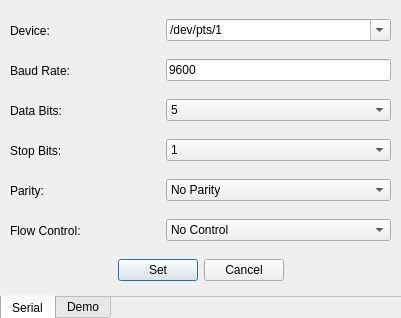
The window that FESS-GUI/commoninterfaceselector.ui (FIGS-FESS/FESSGUI) describes before a commit, drawn with Qt 5.
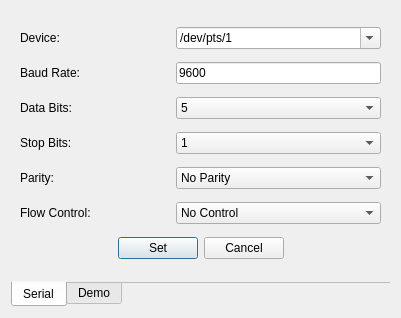
The same window after the commit. The open tabs and pages were chosen to show the change.

Commit message: Added layout parameters for dynamic resize, included time.h in passworddialog file, un-enabled the device display in options

What changed in the file:
```diff
--- a/FESS-GUI/commoninterfaceselector.ui
+++ b/FESS-GUI/commoninterfaceselector.ui
@@ -22,15 +22,9 @@
   <property name="modal">
    <bool>false</bool>
   </property>
+  <layout class="QHBoxLayout" name="horizontalLayout">
+   <item>
   <widget class="QTabWidget" name="interfaceSelectorTabs">
-   <property name="geometry">
-    <rect>
-     <x>0</x>
-     <y>0</y>
-     <width>401</width>
-     <height>321</height>
-    </rect>
-   </property>
    <property name="sizePolicy">
     <sizepolicy hsizetype="Expanding" vsizetype="Expanding">
      <horstretch>0</horstretch>
@@ -50,7 +44,7 @@
     <enum>QTabWidget::Rounded</enum>
    </property>
    <property name="currentIndex">
-    <number>0</number>
+      <number>1</number>
    </property>
    <property name="iconSize">
     <size>
@@ -77,15 +71,8 @@
     <attribute name="title">
      <string>Serial</string>
     </attribute>
-    <widget class="QWidget" name="horizontalLayoutWidget_2">
-     <property name="geometry">
-      <rect>
-       <x>10</x>
-       <y>10</y>
-       <width>381</width>
-       <height>41</height>
-      </rect>
-     </property>
+      <layout class="QVBoxLayout" name="verticalLayout">
+       <item>
      <layout class="QHBoxLayout" name="serialPortContainer">
       <item>
        <widget class="QLabel" name="serialPortLabel">
@@ -135,16 +122,8 @@
        </widget>
       </item>
      </layout>
-    </widget>
-    <widget class="QWidget" name="horizontalLayoutWidget_3">
-     <property name="geometry">
-      <rect>
-       <x>10</x>
-       <y>50</y>
-       <width>381</width>
-       <height>41</height>
-      </rect>
-     </property>
+       </item>
+       <item>
      <layout class="QHBoxLayout" name="serialBaudContainer">
       <item>
        <widget class="QLabel" name="serialBaudLabel">
@@ -185,68 +164,8 @@
        </widget>
       </item>
      </layout>
-    </widget>
-    <widget class="QWidget" name="horizontalLayoutWidget_6">
-     <property name="geometry">
-      <rect>
-       <x>10</x>
-       <y>250</y>
-       <width>381</width>
-       <height>41</height>
-      </rect>
-     </property>
-     <layout class="QHBoxLayout" name="serialButtonContainer">
-      <item>
-       <spacer name="leftButtonSpacer">
-        <property name="orientation">
-         <enum>Qt::Horizontal</enum>
-        </property>
-        <property name="sizeHint" stdset="0">
-         <size>
-          <width>40</width>
-          <height>20</height>
-         </size>
-        </property>
-       </spacer>
       </item>
       <item>
-       <widget class="QPushButton" name="serialButtonSet">
-        <property name="text">
-         <string>Set</string>
-        </property>
-       </widget>
-      </item>
-      <item>
-       <widget class="QPushButton" name="serialButtonCancel">
-        <property name="text">
-         <string>Cancel</string>
-        </property>
-       </widget>
-      </item>
-      <item>
-       <spacer name="rightButtonSpacer">
-        <property name="orientation">
-         <enum>Qt::Horizontal</enum>
-        </property>
-        <property name="sizeHint" stdset="0">
-         <size>
-          <width>40</width>
-          <height>20</height>
-         </size>
-        </property>
-       </spacer>
-      </item>
-     </layout>
-    </widget>
-    <widget class="QWidget" name="horizontalLayoutWidget_7">
-     <property name="geometry">
-      <rect>
-       <x>10</x>
-       <y>90</y>
-       <width>381</width>
-       <height>41</height>
-      </rect>
-     </property>
      <layout class="QHBoxLayout" name="serialDataContainer">
       <item>
        <widget class="QLabel" name="serialDataLabel">
@@ -282,7 +201,7 @@
          <enum>Qt::LeftToRight</enum>
         </property>
         <property name="currentText">
-         <string>8</string>
+            <string>5</string>
         </property>
         <property name="insertPolicy">
          <enum>QComboBox::NoInsert</enum>
@@ -313,16 +232,8 @@
        </widget>
       </item>
      </layout>
-    </widget>
-    <widget class="QWidget" name="horizontalLayoutWidget_8">
-     <property name="geometry">
-      <rect>
-       <x>10</x>
-       <y>130</y>
-       <width>381</width>
-       <height>41</height>
-      </rect>
-     </property>
+       </item>
+       <item>
      <layout class="QHBoxLayout" name="serialStopContainer">
       <item>
        <widget class="QLabel" name="serialStopLabel">
@@ -372,16 +283,8 @@
        </widget>
       </item>
      </layout>
-    </widget>
-    <widget class="QWidget" name="horizontalLayoutWidget_9">
-     <property name="geometry">
-      <rect>
-       <x>10</x>
-       <y>170</y>
-       <width>381</width>
-       <height>41</height>
-      </rect>
-     </property>
+       </item>
+       <item>
      <layout class="QHBoxLayout" name="serialParityContainer">
       <item>
        <widget class="QLabel" name="serialParityLabel">
@@ -431,16 +334,8 @@
        </widget>
       </item>
      </layout>
-    </widget>
-    <widget class="QWidget" name="horizontalLayoutWidget_10">
-     <property name="geometry">
-      <rect>
-       <x>10</x>
-       <y>210</y>
-       <width>381</width>
-       <height>41</height>
-      </rect>
-     </property>
+       </item>
+       <item>
      <layout class="QHBoxLayout" name="serialFlowContainer">
       <item>
        <widget class="QLabel" name="serialFlowLabel">
@@ -490,23 +385,61 @@
        </widget>
       </item>
      </layout>
-    </widget>
+       </item>
+       <item>
+        <layout class="QHBoxLayout" name="serialButtonContainer">
+         <item>
+          <spacer name="leftButtonSpacer">
+           <property name="orientation">
+            <enum>Qt::Horizontal</enum>
+           </property>
+           <property name="sizeHint" stdset="0">
+            <size>
+             <width>40</width>
+             <height>20</height>
+            </size>
+           </property>
+          </spacer>
+         </item>
+         <item>
+          <widget class="QPushButton" name="serialButtonSet">
+           <property name="text">
+            <string>Set</string>
+           </property>
+          </widget>
+         </item>
+         <item>
+          <widget class="QPushButton" name="serialButtonCancel">
+           <property name="text">
+            <string>Cancel</string>
+           </property>
+          </widget>
+         </item>
+         <item>
+          <spacer name="rightButtonSpacer">
+           <property name="orientation">
+            <enum>Qt::Horizontal</enum>
+           </property>
+           <property name="sizeHint" stdset="0">
+            <size>
+             <width>40</width>
+             <height>20</height>
+            </size>
+           </property>
+          </spacer>
+         </item>
+        </layout>
+       </item>
+      </layout>
    </widget>
    <widget class="QWidget" name="demoSelectorTab">
     <attribute name="title">
      <string>Demo</string>
     </attribute>
-    <widget class="QWidget" name="horizontalLayoutWidget_11">
-     <property name="geometry">
-      <rect>
-       <x>10</x>
-       <y>10</y>
-       <width>381</width>
-       <height>41</height>
-      </rect>
-     </property>
+      <layout class="QVBoxLayout" name="verticalLayout_3">
+       <item>
      <layout class="QHBoxLayout" name="demoPortContainer">
-      <item>
+         <item alignment="Qt::AlignTop">
        <widget class="QLabel" name="demoPortLabel">
         <property name="sizePolicy">
          <sizepolicy hsizetype="Fixed" vsizetype="Preferred">
@@ -525,7 +458,7 @@
         </property>
        </widget>
       </item>
-      <item>
+         <item alignment="Qt::AlignTop">
        <widget class="QComboBox" name="demoPortCombo">
         <property name="enabled">
          <bool>true</bool>
@@ -544,16 +477,8 @@
        </widget>
       </item>
      </layout>
-    </widget>
-    <widget class="QWidget" name="horizontalLayoutWidget_12">
-     <property name="geometry">
-      <rect>
-       <x>10</x>
-       <y>250</y>
-       <width>381</width>
-       <height>41</height>
-      </rect>
-     </property>
+       </item>
+       <item>
      <layout class="QHBoxLayout" name="demoButtonContainer">
       <item>
        <spacer name="demoLeftButtonSpacer">
@@ -596,9 +521,12 @@
        </spacer>
       </item>
      </layout>
-    </widget>
-   </widget>
-  </widget>
+       </item>
+      </layout>
+     </widget>
+    </widget>
+   </item>
+  </layout>
  </widget>
  <resources/>
  <connections/>
```
Lines whose indentation alone changed are shown as unchanged. The commit also changes 3 other files.
